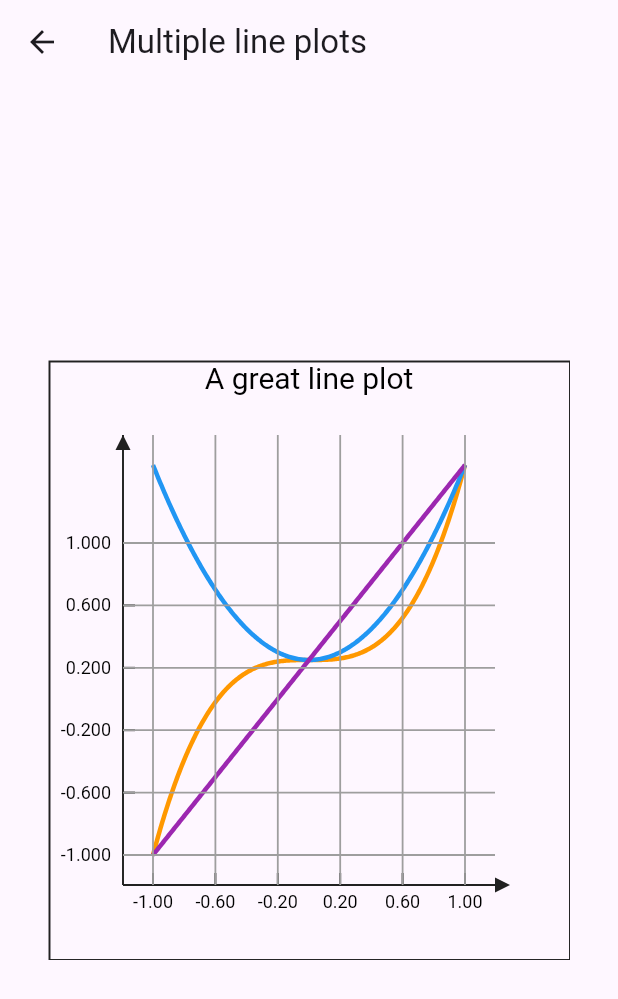
After one commit to ClementBeal/pretty_charts, a Flutter app: the LinePlotScreen screen opened directly, after a tap on "Multiple Line Plots", on a phone screen of 412 x 824 dp. The commit adds this screen. Shown: the top 999 px of the screen. Run offline on Flutter 3.47's test engine with Material 3 defaults, Android fonts, the phone set to English and light mode, and no system bars.

Commit message:
can plot multiple linein the same plots

```diff
--- /dev/null
+++ b/example/lib/features/line_plot/line_plot_screen.dart
@@ -0,0 +1,42 @@
+import 'package:example/features/line_plot/screens/multiple_line_plots_screen.dart';
+import 'package:example/features/line_plot/screens/simple_line_plot_screen.dart';
+import 'package:flutter/material.dart';
+
+class LinePlotScreen extends StatelessWidget {
+  const LinePlotScreen({super.key});
+
+  @override
+  Widget build(BuildContext context) {
+    return Scaffold(
+      appBar: AppBar(),
+      body: ListView(
+        children: [
+          ListTile(
+            title: Text("Simple Line Plot"),
+            subtitle: Text("A simple line chart with legends"),
+            onTap: () {
+              Navigator.of(context).push(
+                MaterialPageRoute(
+                  builder: (context) => SimpleLinePlotScreen(),
+                ),
+              );
+            },
+          ),
+          Divider(),
+          ListTile(
+            title: Text("Multiple Line Plots"),
+            subtitle: Text("Display different line plots on the same canvas"),
+            onTap: () {
+              Navigator.of(context).push(
+                MaterialPageRoute(
+                  builder: (context) => MultipleLinePlotsScreen(),
+                ),
+              );
+            },
+          ),
+          Divider(),
+        ],
+      ),
+    );
+  }
+}
--- /dev/null
+++ b/example/lib/features/line_plot/screens/multiple_line_plots_screen.dart
@@ -0,0 +1,64 @@
+import 'dart:math';
+
+import 'package:flutter/material.dart';
+import 'package:pretty_charts/pretty_charts.dart';
+
+class MultipleLinePlotsScreen extends StatelessWidget {
+  const MultipleLinePlotsScreen({super.key});
+
+  @override
+  Widget build(BuildContext context) {
+    return Scaffold(
+      appBar: AppBar(
+        title: const Text("Multiple line plots"),
+      ),
+      body: Center(
+        child: Padding(
+          padding: const EdgeInsets.all(32.0),
+          child: SizedBox(
+            width: 400,
+            height: 400,
+            child: LinePlot(
+              axes: Axes(
+                xLimits: AxesLimit(-1, 1),
+                yLimits: AxesLimit(-1, 1),
+                numberOfTicksOnX: 5,
+                numberOfTicksOnY: 5,
+                showGrid: true,
+                title: "A great line plot",
+                bordersToDisplay: [AxesBorder.left, AxesBorder.bottom],
+                arrowsToDisplay: [AxesBorder.top, AxesBorder.right],
+                xLabelsBuilder: (x) {
+                  return x.toStringAsFixed(2);
+                },
+                yLabelsBuilder: (x) {
+                  return x.toStringAsFixed(3);
+                },
+              ),
+              data: [
+                LinePlotData(
+                  lineColor: Colors.orange,
+                  onGenerate: (x) {
+                    return pow(x, 3).toDouble();
+                  },
+                ),
+                LinePlotData(
+                  lineColor: Colors.blue,
+                  onGenerate: (x) {
+                    return pow(x, 2).toDouble();
+                  },
+                ),
+                LinePlotData(
+                  lineColor: Colors.purple,
+                  onGenerate: (x) {
+                    return pow(x, 1).toDouble();
+                  },
+                ),
+              ],
+            ),
+          ),
+        ),
+      ),
+    );
+  }
+}
--- a/example/lib/screens/line_plot_screen.dart
+++ b/example/lib/features/line_plot/screens/simple_line_plot_screen.dart
@@ -3,14 +3,14 @@ import 'dart:math';
 import 'package:flutter/material.dart';
 import 'package:pretty_charts/pretty_charts.dart';
 
-class LinePlotScreen extends StatelessWidget {
-  const LinePlotScreen({super.key});
+class SimpleLinePlotScreen extends StatelessWidget {
+  const SimpleLinePlotScreen({super.key});
 
   @override
   Widget build(BuildContext context) {
     return Scaffold(
       appBar: AppBar(
-        title: Text("Line plot"),
+        title: const Text("Line plot"),
       ),
       body: Center(
         child: Padding(
@@ -37,9 +37,13 @@ class LinePlotScreen extends StatelessWidget {
                   return x.toStringAsFixed(3);
                 },
               ),
-              onGenerate: (x) {
-                return pow(x, 3).toDouble();
-              },
+              data: [
+                LinePlotData(
+                  onGenerate: (x) {
+                    return pow(x, 3).toDouble();
+                  },
+                ),
+              ],
             ),
           ),
         ),
--- a/example/lib/main.dart
+++ b/example/lib/main.dart
@@ -1,6 +1,5 @@
-import 'package:example/screens/line_plot_screen.dart';
+import 'package:example/features/line_plot/line_plot_screen.dart';
 import 'package:flutter/material.dart';
-import 'package:pretty_charts/pretty_charts.dart';
 
 void main() {
   runApp(const MyApp());
@@ -33,7 +32,7 @@ class HomeScreen extends StatelessWidget {
       body: ListView(
         children: [
           ListTile(
-            title: Text("Scatter"),
+            title: Text("Line Chart"),
             subtitle: Text(""),
             onTap: () {
               Navigator.of(context).push(
--- a/lib/pretty_charts.dart
+++ b/lib/pretty_charts.dart
@@ -1,4 +1,5 @@
 library pretty_charts;
 
-export 'src/plots/line_plot.dart' show LinePlot;
+export 'src/plots/line_plot/line_plot.dart' show LinePlot;
+export 'src/plots/line_plot/line_plot_data.dart' show LinePlotData;
 export 'src/axes/axes.dart' show Axes, AxesLimit, AxesBorder;
--- a/lib/src/axes/plot_framework.dart
+++ b/lib/src/axes/plot_framework.dart
@@ -3,6 +3,7 @@ import 'dart:math';
 import 'package:flutter/material.dart';
 import 'package:pretty_charts/pretty_charts.dart';
 import 'package:pretty_charts/src/axes/axes.dart';
+import 'package:pretty_charts/src/plots/line_plot/line_plot_data.dart';
 
 class PlotFrameworkPainter extends CustomPainter {
   PlotFrameworkPainter({
--- a/lib/src/plots/line_plot.dart
+++ b/lib/src/plots/line_plot/line_plot.dart
@@ -1,17 +1,18 @@
 import 'package:flutter/material.dart';
 import 'package:pretty_charts/src/axes/axes.dart';
 import 'package:pretty_charts/src/axes/plot_framework.dart';
+import 'package:pretty_charts/src/plots/line_plot/line_plot_data.dart';
 import 'package:pretty_charts/src/shared/chart_viewer.dart';
 
 class LinePlot extends StatefulWidget {
   const LinePlot({
     super.key,
     required this.axes,
-    this.onGenerate,
+    required this.data,
   });
 
   final Axes axes;
-  final double Function(double x)? onGenerate;
+  final List<LinePlotData> data;
 
   @override
   State<LinePlot> createState() => _LinePlotState();
@@ -65,8 +66,8 @@ class _LinePlotState extends State<LinePlot>
             scaleFactor: _scaleFactor,
             axes: widget.axes,
             animationProgress: _progressAnimation.value,
-            onGenerate: widget.onGenerate,
             offset: _offset,
+            data: widget.data,
           ),
           foregroundPainter: PlotFrameworkPainter(
             scaleFactor: _scaleFactor,
@@ -84,15 +85,15 @@ class LinePlotPainter extends CustomPainter {
     super.repaint,
     required this.axes,
     required this.animationProgress,
-    this.onGenerate,
     required this.scaleFactor,
     required this.offset,
+    required this.data,
   });
 
   final Axes axes;
-  final double Function(double x)? onGenerate;
   final double scaleFactor;
   final Offset offset;
+  final List<LinePlotData> data;
 
   /// progress value of the animation
   /// 0 is the start || 1 is the end
@@ -125,9 +126,10 @@ class LinePlotPainter extends CustomPainter {
     final axesHeight = paddedHeight - 2 * axesPadding;
 
     // draw a curve
+    for (var d in data) {
       final curvePath = Path();
       final curvePainter = Paint()
-      ..color = Colors.green.shade400
+        ..color = d.lineColor
         ..style = PaintingStyle.stroke
         ..strokeWidth = 3;
 
@@ -137,7 +139,7 @@ class LinePlotPainter extends CustomPainter {
 
       for (var i = 0; i < points + 1; i++) {
         final x = xAxesRange.minLimit + i * xAxesRange.getDiff() / points;
-      final y = onGenerate?.call(x) ?? 0;
+        final y = d.onGenerate(x);
 
         final translatedX = axesOrigin.dx + i * curveStep;
 
@@ -170,9 +172,10 @@ class LinePlotPainter extends CustomPainter {
 
       final extractedPath = extractPathUntilLength(curvePath, currentLength);
 
-    canvas.clipRect(Rect.fromLTWH(
-        internalPadding, height - internalPadding, paddedWidth, -paddedHeight));
+      canvas.clipRect(Rect.fromLTWH(internalPadding, height - internalPadding,
+          paddedWidth, -paddedHeight));
       canvas.drawPath(extractedPath, curvePainter);
+    }
   }
 
   @override
--- /dev/null
+++ b/lib/src/plots/line_plot/line_plot_data.dart
@@ -0,0 +1,11 @@
+import 'package:flutter/material.dart';
+
+class LinePlotData {
+  final double Function(double x) onGenerate;
+  final Color lineColor;
+
+  LinePlotData({
+    required this.onGenerate,
+    this.lineColor = const Color.fromARGB(255, 69, 104, 77),
+  });
+}
```
Lines whose indentation alone changed are shown as unchanged.
